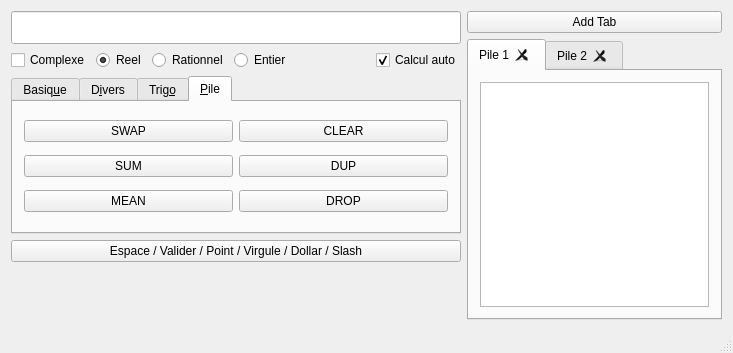
This is ProjetLO21/mainwindow.ui in Pitouli/lo21-ahmed-pitouli as Qt 5 draws it before an edit. The edited form follows.
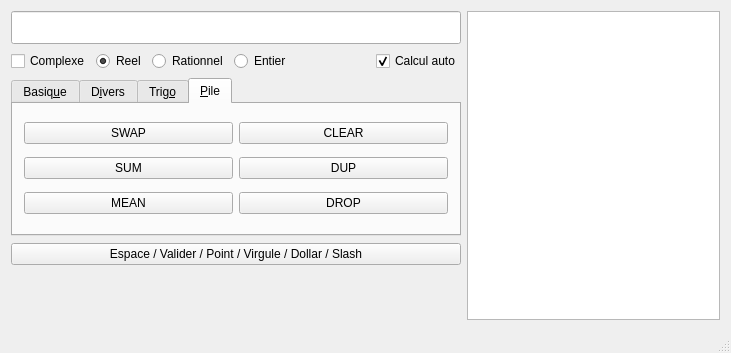
This is the edited form.

```diff
--- a/ProjetLO21/mainwindow.ui
+++ b/ProjetLO21/mainwindow.ui
@@ -6,7 +6,7 @@
    <rect>
     <x>0</x>
     <y>0</y>
-    <width>733</width>
+    <width>731</width>
     <height>353</height>
    </rect>
   </property>
@@ -17,9 +17,15 @@
    <layout class="QGridLayout" name="gridLayout_7">
     <item row="0" column="0" colspan="2">
      <layout class="QVBoxLayout" name="panneauSaisie">
+      <property name="spacing">
+       <number>7</number>
+      </property>
       <property name="sizeConstraint">
        <enum>QLayout::SetFixedSize</enum>
       </property>
+      <property name="bottomMargin">
+       <number>0</number>
+      </property>
       <item>
        <widget class="QLineEdit" name="lineSaisie">
         <property name="font">
@@ -787,7 +793,9 @@
         </property>
        </widget>
       </item>
-      <item>
+     </layout>
+    </item>
+    <item row="1" column="0" colspan="2">
        <spacer name="verticalSpacer">
         <property name="orientation">
          <enum>Qt::Vertical</enum>
@@ -800,63 +808,20 @@
         </property>
        </spacer>
       </item>
-     </layout>
-    </item>
-    <item row="0" column="2">
-     <layout class="QVBoxLayout" name="panneauPile">
-      <item>
-       <widget class="QPushButton" name="pushButton_addTab">
-        <property name="text">
-         <string>Add Tab</string>
-        </property>
-       </widget>
-      </item>
-      <item>
-       <widget class="QTabWidget" name="tabWidget_pile">
+    <item row="0" column="3" rowspan="2">
+     <widget class="QListWidget" name="listWidget_pile">
         <property name="minimumSize">
          <size>
           <width>250</width>
           <height>0</height>
          </size>
         </property>
-        <property name="currentIndex">
-         <number>0</number>
-        </property>
-        <property name="tabsClosable">
-         <bool>true</bool>
-        </property>
-        <widget class="QWidget" name="tab_pile_1">
-         <attribute name="title">
-          <string>Pile 1</string>
-         </attribute>
-         <layout class="QHBoxLayout" name="horizontalLayout">
-          <item>
-           <widget class="QListWidget" name="listWidget_pile_1">
             <property name="font">
              <font>
-              <pointsize>14</pointsize>
-             </font>
-            </property>
-            <property name="showDropIndicator" stdset="0">
-             <bool>false</bool>
-            </property>
-           </widget>
-          </item>
-         </layout>
-        </widget>
-        <widget class="QWidget" name="tab_pile_2">
-         <attribute name="title">
-          <string>Pile 2</string>
-         </attribute>
-         <layout class="QHBoxLayout" name="horizontalLayout_3">
-          <item>
-           <widget class="QListView" name="listWidget_pile_2"/>
-          </item>
-         </layout>
-        </widget>
-       </widget>
-      </item>
-     </layout>
+        <pointsize>12</pointsize>
+       </font>
+      </property>
+     </widget>
     </item>
    </layout>
   </widget>
```
Lines whose indentation alone changed are shown as unchanged.
